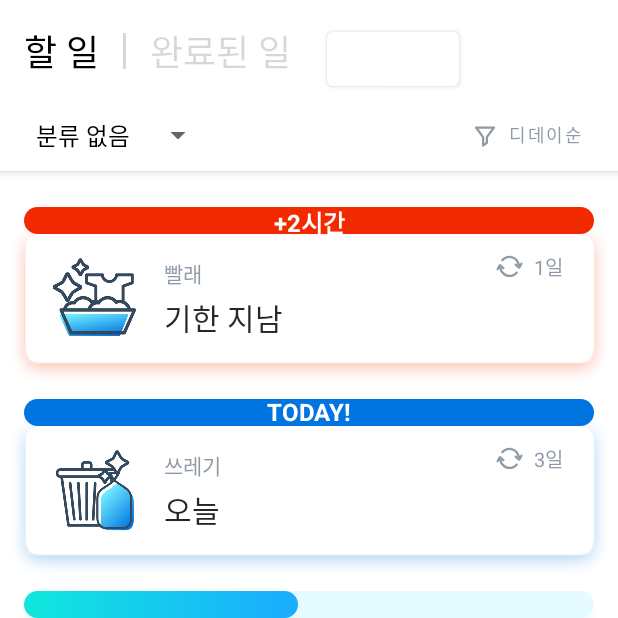
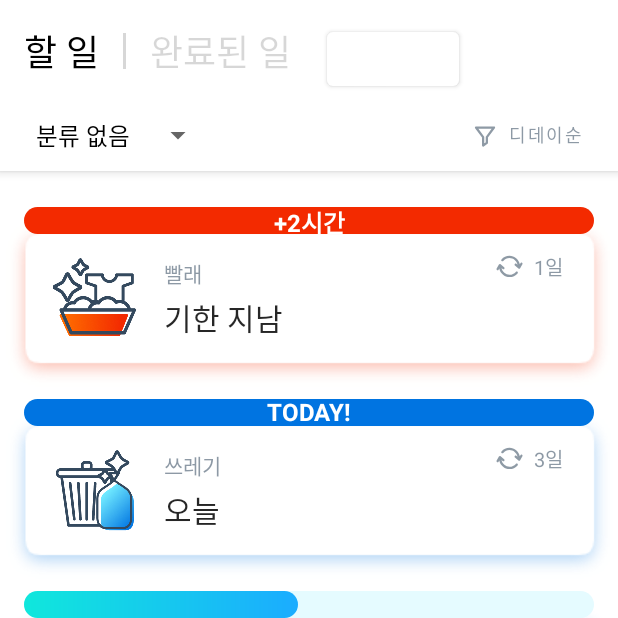
Before and after one commit to desingdeveloperdayday/LovelessGeek_HouseManager, an Android app: the screen it shows after launch once a user with an empty profile is signed in (MainActivity), on a phone screen of 412 x 824 dp, the top half of it. Run offline under Robolectric (Android 15) with nearby library versions, the phone set to English and light mode, and no system bars; our stand-ins replace Firebase (no records; nobody signed in at launch, a user with empty details on screens opened directly), RxJava, data binding; libraries missing offline, so code that uses them is left out: com.jakewharton.rxbinding3, io.reactivex.rxkotlin; 9 statements that could not run were skipped.

Commit message:
✨ Can enter editing mode in completed tasks

```diff
--- a/android/app/src/main/java/com/lovelessgeek/housemanager/base/SimpleItemCallback.kt
+++ b/android/app/src/main/java/com/lovelessgeek/housemanager/base/SimpleItemCallback.kt
@@ -1,6 +1,7 @@
 package com.lovelessgeek.housemanager.base
 
 import android.annotation.SuppressLint
+import android.util.Log
 import androidx.recyclerview.widget.DiffUtil
 
 /**
@@ -8,7 +9,7 @@ import androidx.recyclerview.widget.DiffUtil
  *
  * Expect that the type parameter is data class, or implements equals() for equality checks.
  */
-class SimpleItemCallback<T : Any>(
+open class SimpleItemCallback<T : Any>(
     private val keySelector: (T).() -> (Any)
 ) : DiffUtil.ItemCallback<T>() {
     override fun areItemsTheSame(oldItem: T, newItem: T) =
--- a/android/app/src/main/java/com/lovelessgeek/housemanager/data/Repository.kt
+++ b/android/app/src/main/java/com/lovelessgeek/housemanager/data/Repository.kt
@@ -8,7 +8,7 @@ interface Repository {
     suspend fun loadTodoTasks(): List<Task>
     suspend fun loadCompletedTasks(): List<Task>
     suspend fun addNewTask(task: Task)
-    suspend fun deleteTask(task: Task)
+    suspend fun deleteTasks(tasks: List<Task>)
     suspend fun loadCategories(): List<Category>
 
     suspend fun deleteAll()
--- a/android/app/src/main/java/com/lovelessgeek/housemanager/data/RepositoryImpl.kt
+++ b/android/app/src/main/java/com/lovelessgeek/housemanager/data/RepositoryImpl.kt
@@ -25,8 +25,8 @@ class RepositoryImpl(db: LocalDatabase) : Repository {
         taskDao.insert(TaskMapper.toEntity(task))
     }
 
-    override suspend fun deleteTask(task: Task) {
-        taskDao.deleteTask(TaskMapper.toEntity(task))
+    override suspend fun deleteTasks(tasks: List<Task>) {
+        taskDao.deleteTasks(tasks.map(TaskMapper::toEntity))
     }
 
     override suspend fun loadCategories(): List<Category> {
--- a/android/app/src/main/java/com/lovelessgeek/housemanager/data/db/TaskDao.kt
+++ b/android/app/src/main/java/com/lovelessgeek/housemanager/data/db/TaskDao.kt
@@ -3,12 +3,18 @@ package com.lovelessgeek.housemanager.data.db
 import androidx.room.Dao
 import androidx.room.Delete
 import androidx.room.Query
+import androidx.room.Transaction
 
 @Dao
 abstract class TaskDao : BaseDao<TaskEntity> {
 
     @Delete
     abstract suspend fun deleteTask(task: TaskEntity)
+
+    @Transaction
+    open suspend fun deleteTasks(tasks: List<TaskEntity>) {
+        tasks.forEach { task -> deleteTask(task) }
+    }
 
     @Query("SELECT * FROM task")
     abstract suspend fun loadAllTasks(): List<TaskEntity>
--- a/android/app/src/main/java/com/lovelessgeek/housemanager/ext/Resources.kt
+++ b/android/app/src/main/java/com/lovelessgeek/housemanager/ext/Resources.kt
@@ -3,6 +3,7 @@ package com.lovelessgeek.housemanager.ext
 import android.content.Context
 import android.graphics.drawable.Drawable
 import android.util.TypedValue
+import androidx.annotation.ColorRes
 import androidx.annotation.DrawableRes
 import androidx.core.content.ContextCompat
 
@@ -14,6 +15,6 @@ fun Int.toPx(context: Context): Int {
     ).toInt()
 }
 
-fun Context.getDrawableCompat(@DrawableRes resId: Int): Drawable? {
-    return ContextCompat.getDrawable(this, resId)
+fun Context.getColorCompat(@ColorRes resId: Int): Int {
+    return ContextCompat.getColor(this, resId)
 }
--- a/android/app/src/main/java/com/lovelessgeek/housemanager/ui/main/task/TaskFragment.kt
+++ b/android/app/src/main/java/com/lovelessgeek/housemanager/ui/main/task/TaskFragment.kt
@@ -2,7 +2,10 @@ package com.lovelessgeek.housemanager.ui.main.task
 
 import android.app.Activity.RESULT_OK
 import android.content.Intent
+import android.content.res.ColorStateList
+import android.graphics.drawable.Drawable
 import android.os.Bundle
+import android.util.Log
 import android.view.View
 import android.widget.AdapterView
 import android.widget.AdapterView.OnItemSelectedListener
@@ -15,6 +18,7 @@ import com.jakewharton.rxbinding3.view.clicks
 import com.lovelessgeek.housemanager.R
 import com.lovelessgeek.housemanager.base.BindingFragment
 import com.lovelessgeek.housemanager.databinding.FragmentTaskLayoutBinding
+import com.lovelessgeek.housemanager.ext.getColorCompat
 import com.lovelessgeek.housemanager.ext.hide
 import com.lovelessgeek.housemanager.ext.preventMultipleEmission
 import com.lovelessgeek.housemanager.ext.show
@@ -26,6 +30,8 @@ import com.lovelessgeek.housemanager.ui.main.task.adapter.TaskListAdapter
 import com.lovelessgeek.housemanager.ui.newtask.NewTaskActivity
 import com.lovelessgeek.housemanager.ui.newtask.TaskGuideActivity
 import io.reactivex.Observable
+import io.reactivex.rxkotlin.withLatestFrom
+import io.reactivex.subjects.BehaviorSubject
 import org.koin.android.viewmodel.ext.android.viewModel
 
 class TaskFragment : BindingFragment<FragmentTaskLayoutBinding>(rx = true) {
@@ -38,15 +44,22 @@ class TaskFragment : BindingFragment<FragmentTaskLayoutBinding>(rx = true) {
     override val layoutId: Int
         get() = R.layout.fragment_task_layout
 
-    private val taskAdapter =
-        TaskListAdapter()
+    var onMenuButtonClicked: () -> Unit = {}
+
+    private val taskAdapter = TaskListAdapter()
 
     private val vm: TaskViewModel by viewModel()
 
-    var onMenuButtonClicked: () -> Unit = {}
+    private val textPrimary: Int by lazy { requireContext().getColorCompat(R.color.text_primary) }
+    private val textPrimaryDisabled: Int by lazy { requireContext().getColorCompat(R.color.text_primary_16) }
 
-    private val textPrimary: Int by lazy { requireContext().getColor(R.color.text_primary) }
-    private val textPrimaryDisabled: Int by lazy { requireContext().getColor(R.color.text_primary_16) }
+    private val colorBlue: Int by lazy { requireContext().getColorCompat(R.color.true_blue) }
+    private val colorRed: Int by lazy { requireContext().getColorCompat(R.color.ferrari_red) }
+
+    private val iconAdd: Drawable by lazy { requireContext().getDrawable(R.drawable.ic_add) }
+    private val iconCheck: Drawable by lazy { requireContext().getDrawable(R.drawable.ic_check) }
+
+    private val isEditingStream: BehaviorSubject<Boolean> = BehaviorSubject.createDefault(false)
 
     override fun onViewCreated(view: View, savedInstanceState: Bundle?) {
         super.onViewCreated(view, savedInstanceState)
@@ -134,6 +147,39 @@ class TaskFragment : BindingFragment<FragmentTaskLayoutBinding>(rx = true) {
                     }
                 }.show()
         }
+
+        +isEditingStream
+            .subscribe({ isEditing ->
+                if (isEditing) enterEditingMode()
+                else {
+                    vm.resetSelections()
+                    leaveEditingMode()
+                }
+            }, Throwable::printStackTrace)
+
+        +taskAdapter.completedTaskClicks
+            .withLatestFrom(isEditingStream)
+            .filter { (_, isEditing) -> isEditing }
+            .map { (task, _) -> task }
+            .subscribe({ task ->
+                vm.onClickCompletedTask(task)
+            }, Throwable::printStackTrace)
+    }
+
+    private fun enterEditingMode() = with(binding) {
+        actionFab.setImageDrawable(iconCheck)
+        actionFab.backgroundTintList = ColorStateList.valueOf(colorRed)
+        content.editButton.text = getString(R.string.task_cancel)
+        content.categorySpinner.hide(invisible = true)
+        content.selectAllButton.show()
+    }
+
+    private fun leaveEditingMode() = with(binding) {
+        actionFab.setImageDrawable(iconAdd)
+        actionFab.backgroundTintList = ColorStateList.valueOf(colorBlue)
+        content.editButton.text = getString(R.string.task_edit)
+        content.categorySpinner.show()
+        content.selectAllButton.hide()
     }
 
     private fun setupButtons() = with(binding) {
@@ -151,11 +197,35 @@ class TaskFragment : BindingFragment<FragmentTaskLayoutBinding>(rx = true) {
                 action()
             }, Throwable::printStackTrace)
 
-        // Fab
-        +fabAddTask.clicks()
+        val fabClicks = actionFab.clicks()
             .preventMultipleEmission()
+            .withLatestFrom(isEditingStream) { _, isEditing -> isEditing }
+            .share()
+
+        val editButtonClicks = content.editButton.clicks()
+            .preventMultipleEmission()
+            .withLatestFrom(isEditingStream) { _, isEditing -> isEditing }
+            .share()
+
+        +fabClicks
+            .filter { !it }
             .subscribe({
                 vm.onClickAdd()
+            }, Throwable::printStackTrace)
+
+        editButtonClicks
+            .filter { !it }
+            .subscribe({
+                isEditingStream.onNext(true)
+            }, Throwable::printStackTrace)
+            .disposedBy()
+
+        +fabClicks
+            .filter { it }
+            .doOnNext { vm.deleteTasks() }
+            .mergeWith(editButtonClicks.filter { it })
+            .subscribe({
+                isEditingStream.onNext(false)
             }, Throwable::printStackTrace)
 
         +content.sortButton.clicks()
--- a/android/app/src/main/java/com/lovelessgeek/housemanager/ui/main/task/TaskViewModel.kt
+++ b/android/app/src/main/java/com/lovelessgeek/housemanager/ui/main/task/TaskViewModel.kt
@@ -1,5 +1,6 @@
 package com.lovelessgeek.housemanager.ui.main.task
 
+import android.util.Log
 import androidx.lifecycle.LiveData
 import androidx.lifecycle.MutableLiveData
 import androidx.lifecycle.ViewModel
@@ -41,7 +42,7 @@ class TaskViewModel(
 
     private val completedMockData = listOf(
         Task(
-            id = "3",
+            id = "1",
             category = Category.random(),
             name = "시간 조금 남음",
             isRepeat = true,
@@ -52,7 +53,7 @@ class TaskViewModel(
             completed = Date(makeTimeFrom(Date(), hour = -7))
         ),
         Task(
-            id = "4",
+            id = "2",
             category = Category.random(),
             name = "시간 많이 남음",
             isRepeat = true,
@@ -63,7 +64,7 @@ class TaskViewModel(
             completed = Date(makeTimeFrom(Date(), hour = -7))
         ),
         Task(
-            id = "2",
+            id = "3",
             category = Category.random(),
             name = "오늘",
             isRepeat = true,
@@ -77,7 +78,7 @@ class TaskViewModel(
 
     private val mockData = listOf(
         Task(
-            id = "3",
+            id = "4",
             category = Category.random(),
             name = "시간 조금 남음",
             isRepeat = true,
@@ -86,7 +87,7 @@ class TaskViewModel(
             created = Date(makeTimeFrom(Date(), day = -2))
         ),
         Task(
-            id = "4",
+            id = "5",
             category = Category.random(),
             name = "시간 많이 남음",
             isRepeat = true,
@@ -95,7 +96,7 @@ class TaskViewModel(
             created = Date(makeTimeFrom(Date(), day = -2))
         ),
         Task(
-            id = "2",
+            id = "6",
             category = Category.random(),
             name = "오늘",
             isRepeat = true,
@@ -104,7 +105,7 @@ class TaskViewModel(
             created = Date(makeTimeFrom(Date(), day = -2))
         ),
         Task(
-            id = "1",
+            id = "7",
             category = Category.random(),
             name = "기한 지남",
             isRepeat = true,
@@ -113,6 +114,8 @@ class TaskViewModel(
             created = Date(makeTimeFrom(Date(), day = -2))
         )
     )
+
+    private val completedTasks: MutableList<Task> = mutableListOf()
 
     sealed class State {
         object Loading : State()
@@ -135,10 +138,17 @@ class TaskViewModel(
     }
 
     fun loadCompleted() = viewModelScope.launch {
+        completedTasks.clear()
+        completedTasks.addAll(repository.loadCompletedTasks().takeIf { it.isNotEmpty() }
+            ?: completedMockData)
+
+        loadCompletedTasks()
+    }
+
+    private suspend fun loadCompletedTasks() {
         _state.postValue(
             Success(
-                tasks = repository.loadCompletedTasks().takeIf { it.isNotEmpty() }
-                    ?: completedMockData,
+                tasks = completedTasks.toList(),
                 categories = repository.loadCategories()
             )
         )
@@ -165,8 +175,24 @@ class TaskViewModel(
         period = (1..14).random() * 86400000L
     )
 
-    fun onClickDeleteTask(taskEntity: Task) = viewModelScope.launch {
-        repository.deleteTask(taskEntity)
+    fun deleteTasks() = viewModelScope.launch {
+        //        repository.deleteTasks()
+        Log.e("asdf", "Deletion candidates: ")
+        completedTasks
+            .filter { it.isSelected }
+            .forEach {
+                Log.e("asdf", it.toString())
+            }
+
+        loadCompletedTasks()
+    }
+
+    fun resetSelections() {
+        completedTasks.forEach { task ->
+            task.isSelected = false
+        }
+
+        _state.postValue(Success(tasks = completedTasks.toList()))
     }
 
     fun deleteAll() = viewModelScope.launch {
@@ -186,6 +212,16 @@ class TaskViewModel(
         _showingType.postValue(ShowingType.COMPLETED)
     }
 
+    fun onClickCompletedTask(task: Task) {
+        completedTasks
+            .find { target -> target.id == task.id }
+            ?.run {
+                isSelected = !isSelected
+            }
+
+        _state.postValue(Success(tasks = completedTasks.toList()))
+    }
+
     fun onClickSort() {
         val sortMethod = when (_sortBy.value) {
             DDAY -> NAME
--- a/android/app/src/main/java/com/lovelessgeek/housemanager/ui/main/task/adapter/TaskListAdapter.kt
+++ b/android/app/src/main/java/com/lovelessgeek/housemanager/ui/main/task/adapter/TaskListAdapter.kt
@@ -2,7 +2,7 @@ package com.lovelessgeek.housemanager.ui.main.task.adapter
 
 import android.view.ViewGroup
 import androidx.recyclerview.widget.ListAdapter
-import androidx.recyclerview.widget.RecyclerView
+import androidx.recyclerview.widget.RecyclerView.ViewHolder
 import com.lovelessgeek.housemanager.R
 import com.lovelessgeek.housemanager.base.SimpleItemCallback
 import com.lovelessgeek.housemanager.ext.inflateBinding
@@ -12,14 +12,18 @@ import com.lovelessgeek.housemanager.shared.models.Task
 import com.lovelessgeek.housemanager.ui.main.task.SortMethod
 import com.lovelessgeek.housemanager.ui.main.task.SortMethod.DDAY
 import com.lovelessgeek.housemanager.ui.main.task.SortMethod.NAME
+import io.reactivex.subjects.PublishSubject
 
-class TaskListAdapter : ListAdapter<Task, RecyclerView.ViewHolder>(diff) {
+class TaskListAdapter : ListAdapter<Task, ViewHolder>(diff) {
 
     companion object {
         const val VIEW_TYPE_TODO = 1
         const val VIEW_TYPE_COMPLETED = 2
 
-        val diff = SimpleItemCallback<Task> { id }
+        val diff = object : SimpleItemCallback<Task>({ id }) {
+            override fun getChangePayload(oldItem: Task, newItem: Task) =
+                !oldItem.isSelected && newItem.isSelected
+        }
     }
 
     private var category: Category = Default
@@ -28,11 +32,13 @@ class TaskListAdapter : ListAdapter<Task, RecyclerView.ViewHolder>(diff) {
     private val originalItems: MutableList<Task> = mutableListOf()
     private val items: MutableList<Task> = mutableListOf()
 
+    val completedTaskClicks: PublishSubject<Task> = PublishSubject.create()
+
     override fun getItemViewType(position: Int): Int {
         return if (getItem(position).isComplete) VIEW_TYPE_COMPLETED else VIEW_TYPE_TODO
     }
 
-    override fun onCreateViewHolder(parent: ViewGroup, viewType: Int): RecyclerView.ViewHolder {
+    override fun onCreateViewHolder(parent: ViewGroup, viewType: Int): ViewHolder {
         return when (viewType) {
             VIEW_TYPE_TODO -> TodoTaskViewHolder(
                 parent.inflateBinding(
@@ -46,14 +52,39 @@ class TaskListAdapter : ListAdapter<Task, RecyclerView.ViewHolder>(diff) {
         }
     }
 
-    override fun onBindViewHolder(holder: RecyclerView.ViewHolder, position: Int) {
+    override fun onBindViewHolder(holder: ViewHolder, position: Int) {
         val item = getItem(position)
         val viewType = getItemViewType(position)
 
         when (viewType) {
             VIEW_TYPE_TODO -> (holder as TodoTaskViewHolder).bind(item)
-            VIEW_TYPE_COMPLETED -> (holder as CompletedTaskViewHolder).bind(item)
+            VIEW_TYPE_COMPLETED -> (holder as CompletedTaskViewHolder).bind(
+                item,
+                completedTaskClicks::onNext
+            )
             else -> throw IllegalArgumentException("Error while binding view holder: Invalid view type $viewType")
+        }
+    }
+
+    override fun onBindViewHolder(holder: ViewHolder, position: Int, payloads: MutableList<Any>) {
+        val isSelected = payloads.getOrNull(0) as? Boolean ?: false
+
+        if (isSelected) {
+            val item = getItem(position)
+            val viewType = getItemViewType(position)
+
+            if (viewType == VIEW_TYPE_COMPLETED) {
+                (holder as CompletedTaskViewHolder).bind(
+                    item,
+                    completedTaskClicks::onNext
+                )
+            } else {
+                throw IllegalArgumentException(
+                    "Error while binding view holder with payloads: Invalid view type $viewType"
+                )
+            }
+        } else {
+            onBindViewHolder(holder, position)
         }
     }
 
@@ -71,7 +102,7 @@ class TaskListAdapter : ListAdapter<Task, RecyclerView.ViewHolder>(diff) {
 
     fun addAll(newItems: List<Task>) = mutation {
         originalItems.clear()
-        originalItems.addAll(newItems)
+        originalItems.addAll(newItems.map { it.copy() })
         applyFilter()
     }
 
--- a/android/app/src/main/java/com/lovelessgeek/housemanager/ui/main/task/adapter/TodoTaskViewHolder.kt
+++ b/android/app/src/main/java/com/lovelessgeek/housemanager/ui/main/task/adapter/TodoTaskViewHolder.kt
@@ -5,7 +5,6 @@ import androidx.annotation.DrawableRes
 import androidx.recyclerview.widget.RecyclerView.ViewHolder
 import com.lovelessgeek.housemanager.R
 import com.lovelessgeek.housemanager.databinding.ItemTaskTodoBinding
-import com.lovelessgeek.housemanager.ext.getDrawableCompat
 import com.lovelessgeek.housemanager.ext.goneIf
 import com.lovelessgeek.housemanager.ext.hide
 import com.lovelessgeek.housemanager.ext.show
@@ -33,28 +32,33 @@ class TodoTaskViewHolder(private val binding: ItemTaskTodoBinding) :
         get() = itemView.context
 
     private val cardBackgroundSky =
-        context.getDrawableCompat(R.drawable.card_background_sky)
+        context.getDrawable(R.drawable.card_background_sky)
 
     private val cardBackgroundBlue =
-        context.getDrawableCompat(R.drawable.card_background_blue)
+        context.getDrawable(R.drawable.card_background_blue)
 
     private val cardBackgroundRed =
-        context.getDrawableCompat(R.drawable.card_background_red)
+        context.getDrawable(R.drawable.card_background_red)
 
     private val normalProgressDrawable =
-        context.getDrawableCompat(R.drawable.progress_task_normal)
+        context.getDrawable(R.drawable.progress_task_normal)
 
     private val overDueProgressDrawable =
-        context.getDrawableCompat(R.drawable.progress_task_overdue)
+        context.getDrawable(R.drawable.progress_task_overdue)
 
     private val todayProgressDrawable =
-        context.getDrawableCompat(R.drawable.progress_task_today)
+        context.getDrawable(R.drawable.progress_task_today)
 
     fun bind(task: Task) {
         with(binding) {
             nameText.text = task.name
             categoryText.text = task.category.readableName
-            icon.setImageResource(categoryIcon(task.category))
+            icon.setImageResource(
+                when {
+                    task.time.time.isOverDue() -> incompleteIcon(task.category)
+                    else -> categoryIcon(task.category)
+                }
+            )
 
             repeatIcon.goneIf(!task.isRepeat)
             periodText.goneIf(!task.isRepeat)
@@ -120,4 +124,12 @@ class TodoTaskViewHolder(private val binding: ItemTaskTodoBinding) :
         Cleaning -> R.drawable.ic_category_cleaning
         Laundry -> R.drawable.ic_category_laundry
     }
+
+    @DrawableRes
+    private fun incompleteIcon(category: Category): Int = when (category) {
+        Default -> R.drawable.ic_vacuum_cleaner
+        Trash -> R.drawable.ic_category_trash_incomplete
+        Cleaning -> R.drawable.ic_category_cleaning_incomplete
+        Laundry -> R.drawable.ic_category_laundry_incomplete
+    }
 }
--- /dev/null
+++ b/android/app/src/main/res/drawable/ic_check.xml
@@ -0,0 +1,9 @@
+<vector xmlns:android="http://schemas.android.com/apk/res/android"
+    android:width="24dp"
+    android:height="24dp"
+    android:viewportWidth="24"
+    android:viewportHeight="24">
+  <path
+      android:fillColor="#ffffff"
+      android:pathData="M9,16.17L5.53,12.7c-0.39,-0.39 -1.02,-0.39 -1.41,0 -0.39,0.39 -0.39,1.02 0,1.41l4.18,4.18c0.39,0.39 1.02,0.39 1.41,0L20.29,7.71c0.39,-0.39 0.39,-1.02 0,-1.41 -0.39,-0.39 -1.02,-0.39 -1.41,0L9,16.17z"/>
+</vector>
--- a/android/app/src/main/res/layout/fragment_task_content.xml
+++ b/android/app/src/main/res/layout/fragment_task_content.xml
@@ -70,6 +70,19 @@
                 app:layout_constraintTop_toBottomOf="@+id/task_title_todo" />
 
             <Button
+                android:id="@+id/select_all_button"
+                style="@style/Widget.MaterialComponents.Button.TextButton"
+                android:layout_width="wrap_content"
+                android:layout_height="wrap_content"
+                android:padding="8dp"
+                android:text="@string/task_select_all"
+                android:textColor="@color/true_blue"
+                android:textSize="16sp"
+                app:layout_constraintBottom_toBottomOf="@+id/category_spinner"
+                app:layout_constraintStart_toStartOf="parent"
+                app:layout_constraintTop_toTopOf="@+id/category_spinner" />
+
+            <Button
                 android:id="@+id/sort_button"
                 style="@style/Widget.MaterialComponents.Button.TextButton.Icon"
                 android:layout_width="wrap_content"
@@ -89,8 +102,8 @@
                 style="@style/Widget.MaterialComponents.Button.TextButton"
                 android:layout_width="wrap_content"
                 android:layout_height="wrap_content"
-                android:padding="10dp"
-                android:text="편집"
+                android:padding="8dp"
+                android:text="@string/task_edit"
                 android:textColor="@color/true_blue"
                 android:textSize="16sp"
                 app:layout_constraintBottom_toBottomOf="@+id/category_spinner"
--- a/android/app/src/main/res/layout/fragment_task_layout.xml
+++ b/android/app/src/main/res/layout/fragment_task_layout.xml
@@ -22,7 +22,7 @@
             app:navigationIcon="@drawable/ic_drawer_menu" />
 
         <com.google.android.material.floatingactionbutton.FloatingActionButton
-            android:id="@+id/fab_add_task"
+            android:id="@+id/action_fab"
             android:layout_width="wrap_content"
             android:layout_height="wrap_content"
             android:src="@drawable/ic_add"
--- a/android/app/src/main/res/values/strings.xml
+++ b/android/app/src/main/res/values/strings.xml
@@ -28,6 +28,9 @@
     <string name="task_day_today">TODAY!</string>
     <string name="task_day_left">D-%1$d</string>
     <string name="task_filter_dday">디데이순</string>
+    <string name="task_edit">편집</string>
+    <string name="task_cancel">취소</string>
+    <string name="task_select_all">전체선택</string>
 
     <string-array name="menu_add_task_buttons">
         <item>@string/title_activity_new_task</item>
--- a/shared/src/main/kotlin/com/lovelessgeek/housemanager/shared/models/Task.kt
+++ b/shared/src/main/kotlin/com/lovelessgeek/housemanager/shared/models/Task.kt
@@ -15,7 +15,8 @@ data class Task(
     val isRepeat: Boolean = false,
     val period: Long = PERIOD_NO_REPEAT,
     var created: Date = Date(),
-    var completed: Date? = null
+    var completed: Date? = null,
+    var isSelected: Boolean = false
 ) {
     companion object {
         const val PERIOD_NO_REPEAT = 0L
```
Also changed, not shown: android/app/src/main/java/com/lovelessgeek/housemanager/ui/main/task/adapter/CompletedTaskViewHolder.kt (+26 -3 lines), android/app/src/main/res/drawable/ic_back.xml (added, +9 -0 lines).
